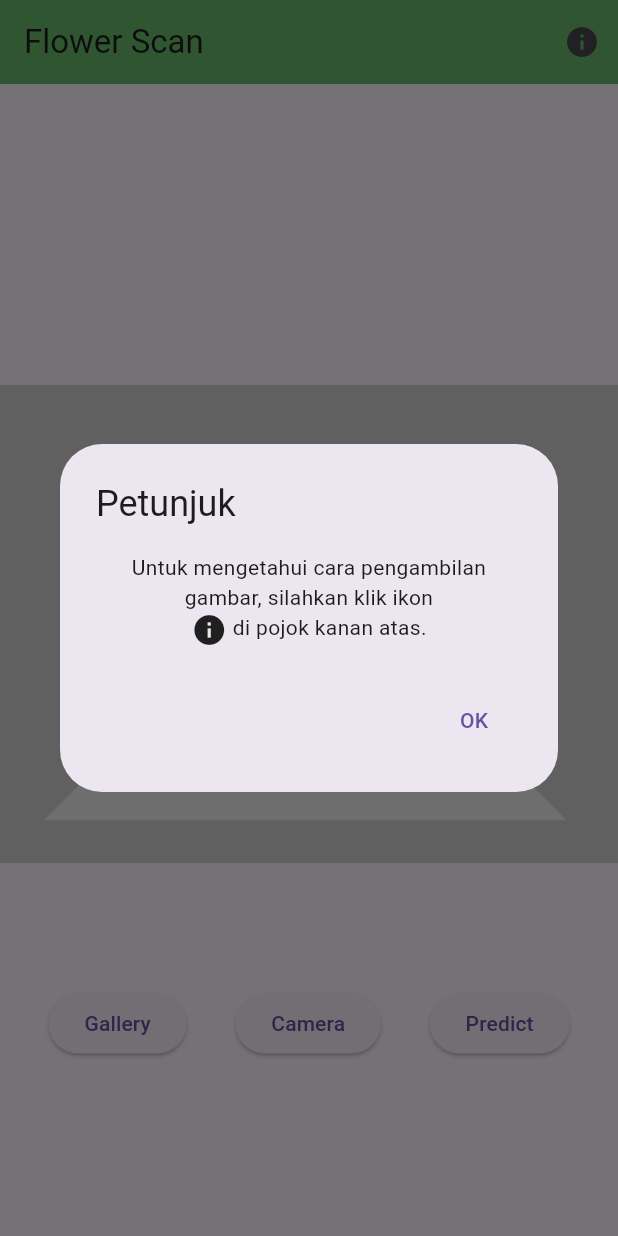
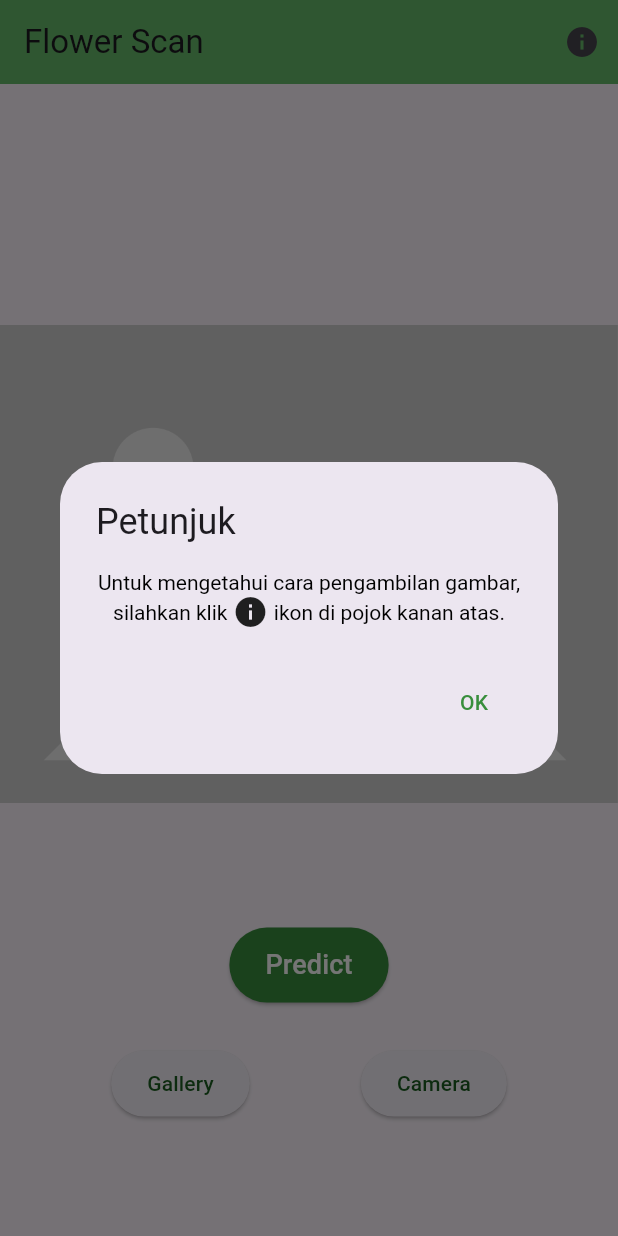
Before and after one commit to Dka-11/flower_scan_app, a Flutter app: the screen it shows after launch, on a phone screen of 412 x 824 dp. Run offline on Flutter 3.47's test engine with Material 3 defaults, Android fonts, the light colour scheme and no system bars; our stand-ins replace camera, image_picker, loading_animation_widget.

Commit message:
Edit main interface

```diff
--- a/lib/pages/home_page.dart
+++ b/lib/pages/home_page.dart
@@ -4,12 +4,16 @@ import 'package:camera/camera.dart';
 import 'package:flower_scan/pages/camera_page.dart';
 import 'package:flower_scan/pages/get_image_page.dart';
 import 'package:flower_scan/widgets/error_widget.dart';
+import 'package:flutter/cupertino.dart';
 import 'package:flutter/material.dart';
 import 'package:flower_scan/pages/petunjuk_page.dart';
 import 'package:flower_scan/pages/prediction_page.dart';
 import 'package:flower_scan/pages/results_page.dart';
 import 'package:flower_scan/widgets/loading_widget.dart';
+import 'package:flutter/painting.dart';
+import 'package:flutter/rendering.dart';
 import 'package:flutter/services.dart';
+import 'package:flutter/widgets.dart';
 
 class HomePage extends StatefulWidget {
   const HomePage({super.key});
@@ -33,26 +37,38 @@ class _HomePageState extends State<HomePage> {
         builder: (BuildContext context) {
           return AlertDialog(
             title: const Text("Petunjuk"),
-            content: const Wrap(
-              alignment: WrapAlignment.center,
-              children: [
-                Text(
-                  "Untuk mengetahui cara pengambilan gambar, silahkan klik ikon ",
-                  textAlign: TextAlign.center,
-                ),
-                Icon(Icons.info),
-                Text(
-                  " di pojok kanan atas.",
-                  textAlign: TextAlign.center,
-                ),
-              ],
+            content: RichText(
+              textAlign: TextAlign.center,
+              text: const TextSpan(
+                children: [
+                  TextSpan(
+                    text: "Untuk mengetahui cara pengambilan gambar, silahkan klik ",
+                    style: TextStyle(
+                      color: Colors.black
+                    )
+                  ),
+                  WidgetSpan(
+                    alignment: PlaceholderAlignment.middle,
+                    child: Icon(Icons.info),
+                  ),
+                  TextSpan(
+                    text: " ikon di pojok kanan atas.",
+                    style: TextStyle(
+                      color: Colors.black
+                    )
+                  ),
+                ],
+              ),
             ),
             actions: [
               TextButton(
                 onPressed: () {
                   Navigator.of(context).pop();
                 },
-                child: const Text("OK"),
+                child: Text("OK",
+                style: TextStyle(
+                  color: Colors.green[700]
+                ),),
               ),
             ],
           );
@@ -179,6 +195,17 @@ class _HomePageState extends State<HomePage> {
               color: Colors.white,
             )),
           ),
+          ElevatedButton(onPressed: predictImage,
+          style: ElevatedButton.styleFrom(
+            backgroundColor: Colors.green[700]
+          ),
+              child: const Padding(
+                padding: EdgeInsets.only(bottom: 12, top: 12),
+                child: Text(
+                  "Predict",
+                style: TextStyle(fontSize: 18, color: Colors.white),),
+              )),
+          const SizedBox(height: 30),
           // End Placeholder Image
           Row(
             mainAxisAlignment: MainAxisAlignment.spaceEvenly,
@@ -192,7 +219,15 @@ class _HomePageState extends State<HomePage> {
                   });
                 }
               },
-              child: const Text("Gallery")
+              style: ElevatedButton.styleFrom(
+              ),
+              child: Padding(
+                padding: const EdgeInsets.only(bottom: 12, top: 12),
+                child: Text("Gallery",
+                style: TextStyle(
+                  color: Colors.green[900],
+                ),),
+              )
               ),
               ElevatedButton(
                 onPressed: () async {
@@ -214,10 +249,14 @@ class _HomePageState extends State<HomePage> {
                   }
                 );
               },
-              child: const Text("Camera")
+              child: Padding(
+                padding: const EdgeInsets.only(bottom: 12, top: 12),
+                child: Text("Camera",
+                style: TextStyle(
+                  color: Colors.green[900]
+                ),),
+              )
               ),
-              ElevatedButton(onPressed: predictImage,
-              child: const Text("Predict"))
             ],
           ),
         ],
```
